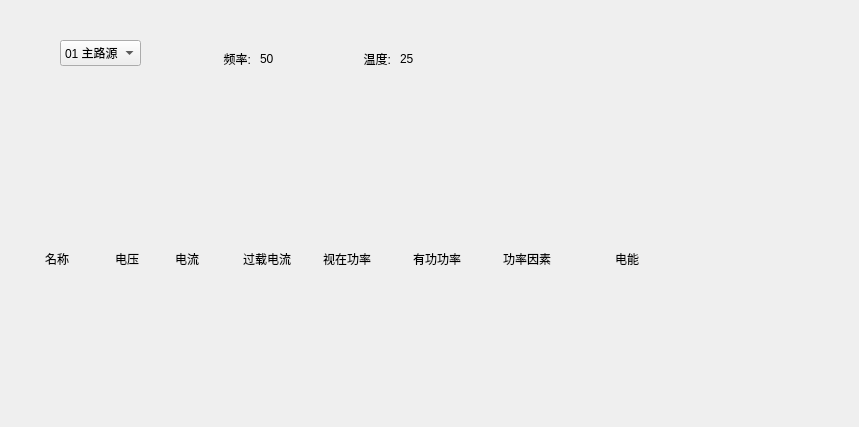
The window that BusBar-Qt/line/linewid.ui (luozhiyong131/BusBar) describes before a commit, drawn with Qt 5.
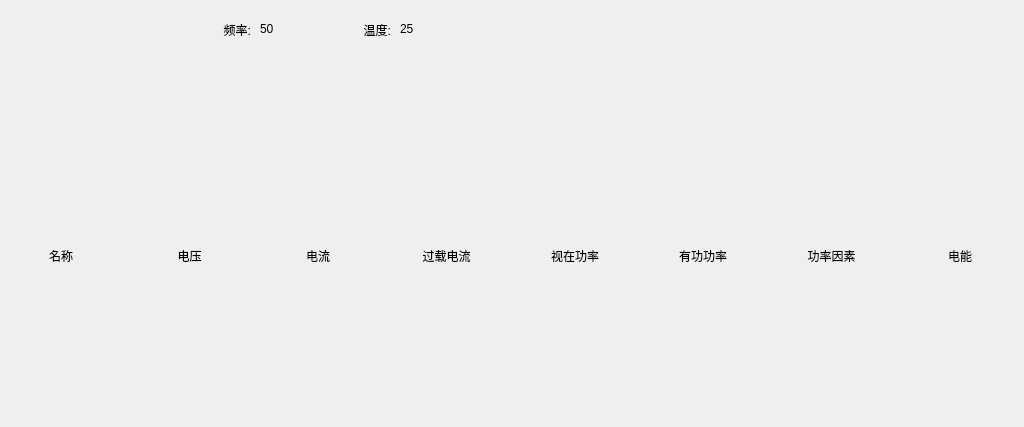
The same window after the commit.

The edit to the form file:
```diff
--- a/BusBar-Qt/line/linewid.ui
+++ b/BusBar-Qt/line/linewid.ui
@@ -6,50 +6,20 @@
    <rect>
     <x>0</x>
     <y>0</y>
-    <width>859</width>
+    <width>1024</width>
     <height>427</height>
    </rect>
   </property>
   <property name="windowTitle">
    <string>Form</string>
   </property>
-  <widget class="QComboBox" name="comboBox">
-   <property name="geometry">
-    <rect>
-     <x>60</x>
-     <y>40</y>
-     <width>81</width>
-     <height>26</height>
-    </rect>
-   </property>
-   <item>
-    <property name="text">
-     <string>01 主路源</string>
-    </property>
-   </item>
-   <item>
-    <property name="text">
-     <string>02 主路源</string>
-    </property>
-   </item>
-   <item>
-    <property name="text">
-     <string>03 主路源</string>
-    </property>
-   </item>
-   <item>
-    <property name="text">
-     <string>04 主路源</string>
-    </property>
-   </item>
-  </widget>
   <widget class="QLabel" name="label">
    <property name="geometry">
     <rect>
-     <x>210</x>
-     <y>50</y>
-     <width>41</width>
-     <height>18</height>
+     <x>190</x>
+     <y>20</y>
+     <width>61</width>
+     <height>20</height>
     </rect>
    </property>
    <property name="text">
@@ -63,7 +33,7 @@
    <property name="geometry">
     <rect>
      <x>260</x>
-     <y>50</y>
+     <y>20</y>
      <width>41</width>
      <height>18</height>
     </rect>
@@ -76,7 +46,7 @@
    <property name="geometry">
     <rect>
      <x>400</x>
-     <y>50</y>
+     <y>20</y>
      <width>41</width>
      <height>18</height>
     </rect>
@@ -88,10 +58,10 @@
   <widget class="QLabel" name="label_2">
    <property name="geometry">
     <rect>
-     <x>350</x>
-     <y>50</y>
-     <width>41</width>
-     <height>18</height>
+     <x>330</x>
+     <y>20</y>
+     <width>61</width>
+     <height>20</height>
     </rect>
    </property>
    <property name="text">
@@ -105,146 +75,18 @@
    <property name="geometry">
     <rect>
      <x>10</x>
-     <y>80</y>
+     <y>60</y>
      <width>801</width>
      <height>111</height>
     </rect>
    </property>
   </widget>
-  <widget class="QLabel" name="label_4">
-   <property name="geometry">
-    <rect>
-     <x>320</x>
-     <y>250</y>
-     <width>54</width>
-     <height>18</height>
-    </rect>
-   </property>
-   <property name="text">
-    <string>视在功率</string>
-   </property>
-   <property name="alignment">
-    <set>Qt::AlignCenter</set>
-   </property>
-  </widget>
-  <widget class="QLabel" name="label_3">
-   <property name="geometry">
-    <rect>
-     <x>240</x>
-     <y>250</y>
-     <width>54</width>
-     <height>18</height>
-    </rect>
-   </property>
-   <property name="text">
-    <string>过载电流</string>
-   </property>
-   <property name="alignment">
-    <set>Qt::AlignCenter</set>
-   </property>
-  </widget>
-  <widget class="QLabel" name="label_7">
-   <property name="geometry">
-    <rect>
-     <x>600</x>
-     <y>250</y>
-     <width>54</width>
-     <height>18</height>
-    </rect>
-   </property>
-   <property name="text">
-    <string>电能</string>
-   </property>
-   <property name="alignment">
-    <set>Qt::AlignCenter</set>
-   </property>
-  </widget>
-  <widget class="QLabel" name="label_5">
-   <property name="geometry">
-    <rect>
-     <x>30</x>
-     <y>250</y>
-     <width>54</width>
-     <height>18</height>
-    </rect>
-   </property>
-   <property name="text">
-    <string>名称</string>
-   </property>
-   <property name="alignment">
-    <set>Qt::AlignCenter</set>
-   </property>
-  </widget>
-  <widget class="QLabel" name="label_6">
-   <property name="geometry">
-    <rect>
-     <x>500</x>
-     <y>250</y>
-     <width>54</width>
-     <height>18</height>
-    </rect>
-   </property>
-   <property name="text">
-    <string>功率因素</string>
-   </property>
-   <property name="alignment">
-    <set>Qt::AlignCenter</set>
-   </property>
-  </widget>
-  <widget class="QLabel" name="label_8">
-   <property name="geometry">
-    <rect>
-     <x>410</x>
-     <y>250</y>
-     <width>54</width>
-     <height>18</height>
-    </rect>
-   </property>
-   <property name="text">
-    <string>有功功率</string>
-   </property>
-   <property name="alignment">
-    <set>Qt::AlignCenter</set>
-   </property>
-  </widget>
-  <widget class="QLabel" name="label_13">
-   <property name="geometry">
-    <rect>
-     <x>100</x>
-     <y>250</y>
-     <width>54</width>
-     <height>18</height>
-    </rect>
-   </property>
-   <property name="text">
-    <string>电压</string>
-   </property>
-   <property name="alignment">
-    <set>Qt::AlignCenter</set>
-   </property>
-  </widget>
-  <widget class="QLabel" name="label_9">
-   <property name="geometry">
-    <rect>
-     <x>160</x>
-     <y>250</y>
-     <width>54</width>
-     <height>18</height>
-    </rect>
-   </property>
-   <property name="text">
-    <string>电流</string>
-   </property>
-   <property name="alignment">
-    <set>Qt::AlignCenter</set>
-   </property>
-  </widget>
   <widget class="QWidget" name="line1Wid" native="true">
    <property name="geometry">
     <rect>
-     <x>40</x>
-     <y>280</y>
-     <width>621</width>
+     <x>0</x>
+     <y>270</y>
+     <width>1024</width>
      <height>31</height>
     </rect>
    </property>
@@ -252,9 +94,9 @@
   <widget class="QWidget" name="line2Wid" native="true">
    <property name="geometry">
     <rect>
-     <x>50</x>
-     <y>320</y>
-     <width>621</width>
+     <x>0</x>
+     <y>310</y>
+     <width>1024</width>
      <height>31</height>
     </rect>
    </property>
@@ -262,13 +104,105 @@
   <widget class="QWidget" name="line3Wid" native="true">
    <property name="geometry">
     <rect>
-     <x>50</x>
-     <y>370</y>
-     <width>621</width>
+     <x>0</x>
+     <y>360</y>
+     <width>1024</width>
      <height>41</height>
     </rect>
    </property>
   </widget>
+  <widget class="QWidget" name="">
+   <property name="geometry">
+    <rect>
+     <x>0</x>
+     <y>240</y>
+     <width>1021</width>
+     <height>31</height>
+    </rect>
+   </property>
+   <layout class="QHBoxLayout" name="horizontalLayout">
+    <item>
+     <widget class="QLabel" name="label_5">
+      <property name="text">
+       <string>名称</string>
+      </property>
+      <property name="alignment">
+       <set>Qt::AlignCenter</set>
+      </property>
+     </widget>
+    </item>
+    <item>
+     <widget class="QLabel" name="label_13">
+      <property name="text">
+       <string>电压</string>
+      </property>
+      <property name="alignment">
+       <set>Qt::AlignCenter</set>
+      </property>
+     </widget>
+    </item>
+    <item>
+     <widget class="QLabel" name="label_9">
+      <property name="text">
+       <string>电流</string>
+      </property>
+      <property name="alignment">
+       <set>Qt::AlignCenter</set>
+      </property>
+     </widget>
+    </item>
+    <item>
+     <widget class="QLabel" name="label_3">
+      <property name="text">
+       <string>过载电流</string>
+      </property>
+      <property name="alignment">
+       <set>Qt::AlignCenter</set>
+      </property>
+     </widget>
+    </item>
+    <item>
+     <widget class="QLabel" name="label_4">
+      <property name="text">
+       <string>视在功率</string>
+      </property>
+      <property name="alignment">
+       <set>Qt::AlignCenter</set>
+      </property>
+     </widget>
+    </item>
+    <item>
+     <widget class="QLabel" name="label_8">
+      <property name="text">
+       <string>有功功率</string>
+      </property>
+      <property name="alignment">
+       <set>Qt::AlignCenter</set>
+      </property>
+     </widget>
+    </item>
+    <item>
+     <widget class="QLabel" name="label_6">
+      <property name="text">
+       <string>功率因素</string>
+      </property>
+      <property name="alignment">
+       <set>Qt::AlignCenter</set>
+      </property>
+     </widget>
+    </item>
+    <item>
+     <widget class="QLabel" name="label_7">
+      <property name="text">
+       <string>电能</string>
+      </property>
+      <property name="alignment">
+       <set>Qt::AlignCenter</set>
+      </property>
+     </widget>
+    </item>
+   </layout>
+  </widget>
  </widget>
  <resources/>
  <connections/>
```
